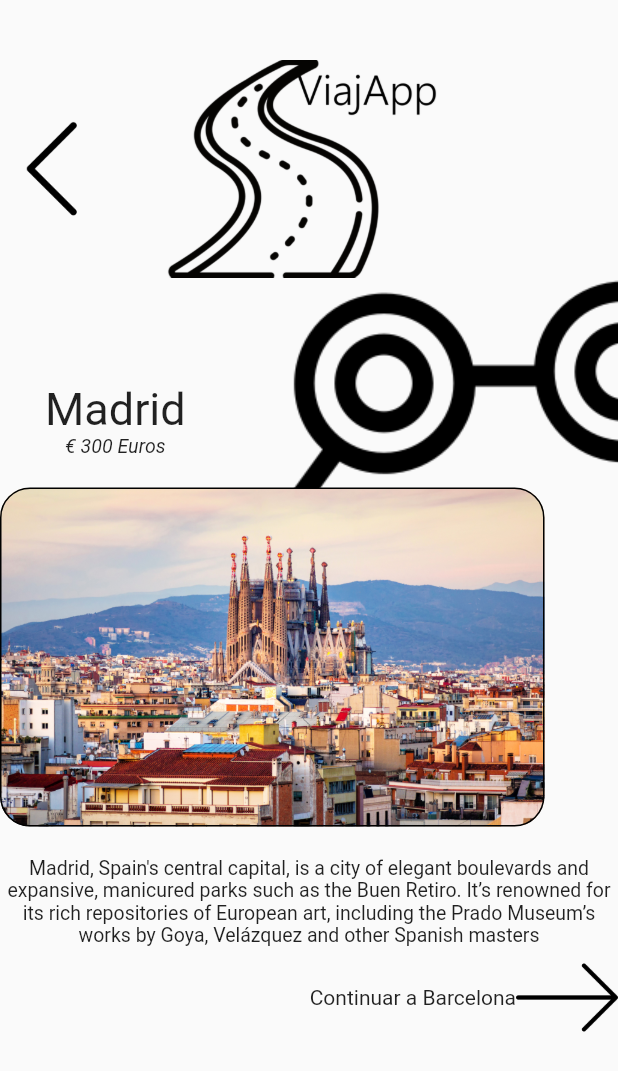
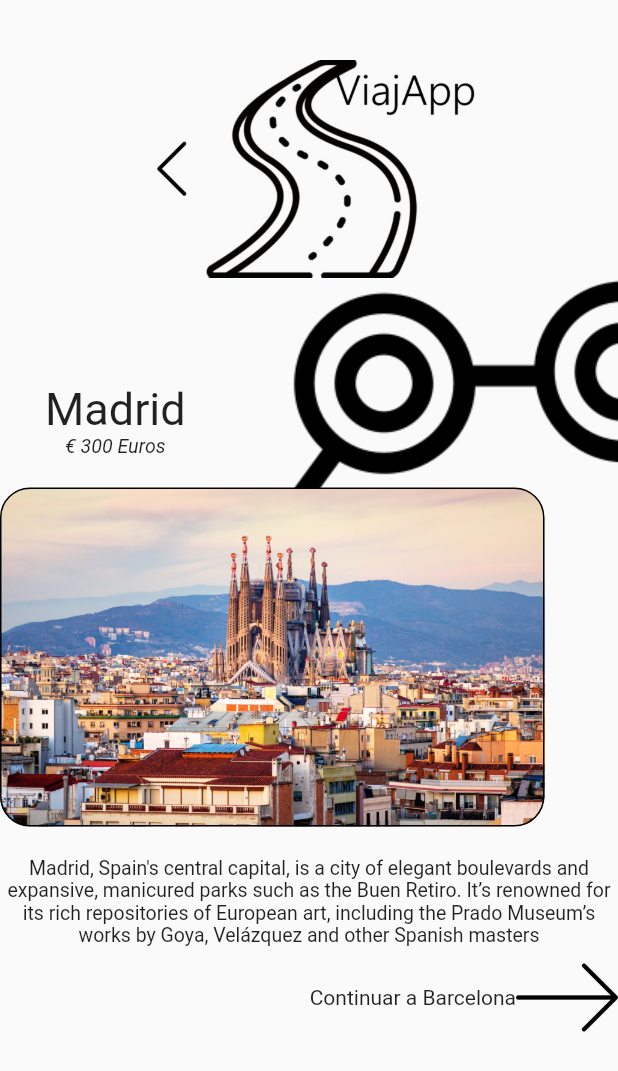
Before and after one commit to josephrojas/EjercicioFinalEstructuras, a Flutter app: the Principal screen opened directly, after a tap on the "chevron right" icon, on a phone screen of 412 x 824 dp. Shown: the top 1071 px of the screen. Run offline on Flutter 3.47's test engine with Material 2 defaults, Android fonts, the phone set to English and light mode, and no system bars; our stand-ins replace simple_animations; network calls fail.

Commit message:
Fixed final

```diff
--- a/lib/view/city_description.dart
+++ b/lib/view/city_description.dart
@@ -1,3 +1,4 @@
+import 'package:final_proyect_data_strucures/view/fade_out.dart';
 import 'package:flutter/cupertino.dart';
 import 'package:flutter/material.dart';
 import 'GraphPage.dart';
@@ -14,9 +15,11 @@ class _CityDescriptionState extends State<CityDescription> {
       body: Stack(children: [
         Positioned(
           left: 90,
-          child: InkWell(
-            child: Image(
-              image: AssetImage("assets/img/pointers.png")
+          child: FadeOut(
+            3,InkWell(
+              child: Image(
+                image: AssetImage("assets/img/pointers.png")
+              ),
             ),
           ),
         ),
@@ -28,6 +31,7 @@ class _CityDescriptionState extends State<CityDescription> {
                 height: 40,
               ),
               Row(
+                mainAxisAlignment: MainAxisAlignment.center,
                 children: [
                   InkWell(
                     onTap: ()
@@ -36,12 +40,9 @@ class _CityDescriptionState extends State<CityDescription> {
                     },
                     child: Image(
                       image: AssetImage("assets/img/volver.png"),
-                      width: 69,
-                      height: 69,
+                      width: 40,
+                      height: 40,
                     ),
-                  ),
-                  SizedBox(
-                    width: 40,
                   ),
                   InkWell(
                     child: Image(
--- /dev/null
+++ b/lib/view/fade_out.dart
@@ -0,0 +1,32 @@
+import 'package:flutter/material.dart';
+import 'package:simple_animations/simple_animations.dart';
+
+class FadeOut extends StatelessWidget {
+  final double delay;
+  final Widget child;
+
+  FadeOut(this.delay, this.child);
+
+  @override
+  Widget build(BuildContext context) {
+    final tween = MultiTrackTween([
+      Track("opacity")
+          .add(Duration(milliseconds: 500), Tween(begin: 0.0, end: 1.0)),
+      Track("translateX").add(
+          Duration(milliseconds: 500), Tween(begin: -130.0, end: 0.0),
+          curve: Curves.easeOut)
+    ]);
+
+    return ControlledAnimation(
+      delay: Duration(milliseconds: (300 * delay).round()),
+      duration: tween.duration,
+      tween: tween,
+      child: child,
+      builderWithChild: (context, child, animation) => Opacity(
+        opacity: animation["opacity"],
+        child: Transform.translate(
+            offset: Offset(animation["translateX"], 0), child: child),
+      ),
+    );
+  }
+}
--- a/lib/view/second.dart
+++ b/lib/view/second.dart
@@ -13,14 +13,17 @@ class Principal extends StatelessWidget {
           child: Column(
             children: <Widget>[
               Row(
-                mainAxisAlignment: MainAxisAlignment.start,
+                mainAxisAlignment: MainAxisAlignment.center,
                 children: <Widget>[
-                  FlatButton(
-                    padding: EdgeInsets.all(0),
-                    onPressed: () {
+                  InkWell(
+                    onTap: () {
                       Navigator.pop(context);
                     },
-                    child: Icon(Icons.chevron_left, size: 100.0),
+                    child: Image(
+                      image: AssetImage("assets/img/volver.png"),
+                      width: 40,
+                      height: 40,
+                    ),
                   ),
                   Center(
                     child: Column(
@@ -61,10 +64,11 @@ class Principal extends StatelessWidget {
                 children: <Widget>[
                   FlatButton(
                     padding: EdgeInsets.all(0),
-                   onPressed: () {
+                    onPressed: () {
                       Navigator.push(
                         context,
-                        MaterialPageRoute(builder: (context) => CityDescription()),
+                        MaterialPageRoute(
+                            builder: (context) => CityDescription()),
                       );
                     },
                     child: Icon(Icons.chevron_right, size: 100.0),
--- a/pubspec.yaml
+++ b/pubspec.yaml
@@ -23,6 +23,7 @@ environment:
 dependencies:
   flutter:
     sdk: flutter
+  simple_animations: ^2.2.1
 
 
   # The following adds the Cupertino Icons font to your application.
```
Also changed, not shown: pubspec.lock.
